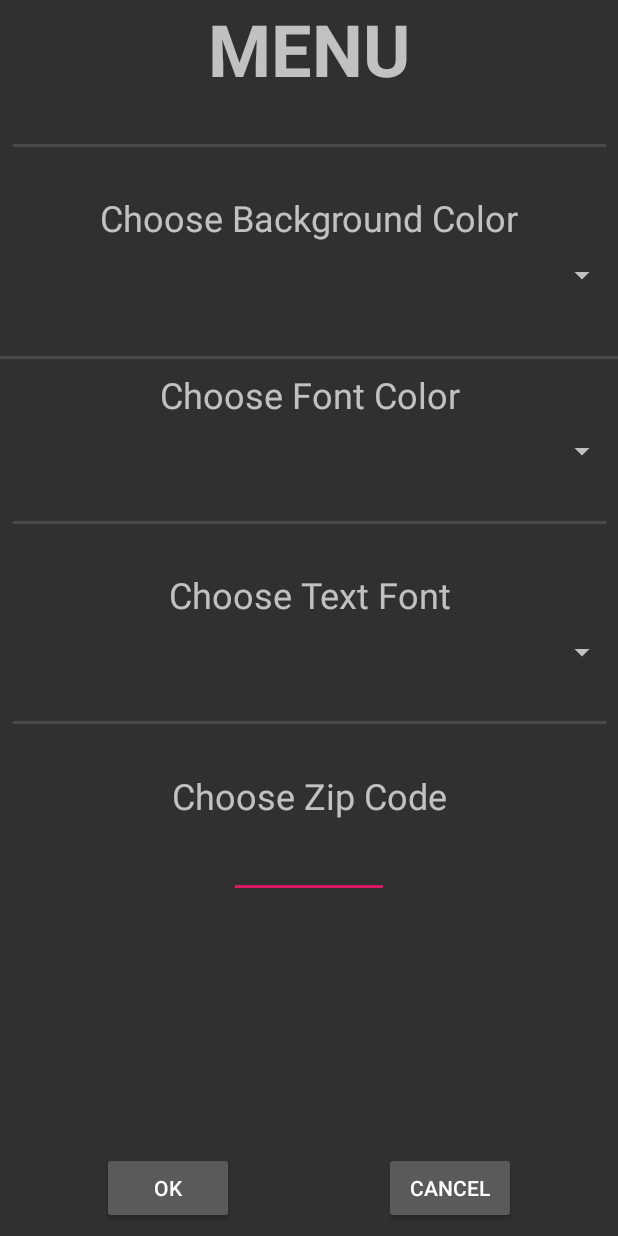
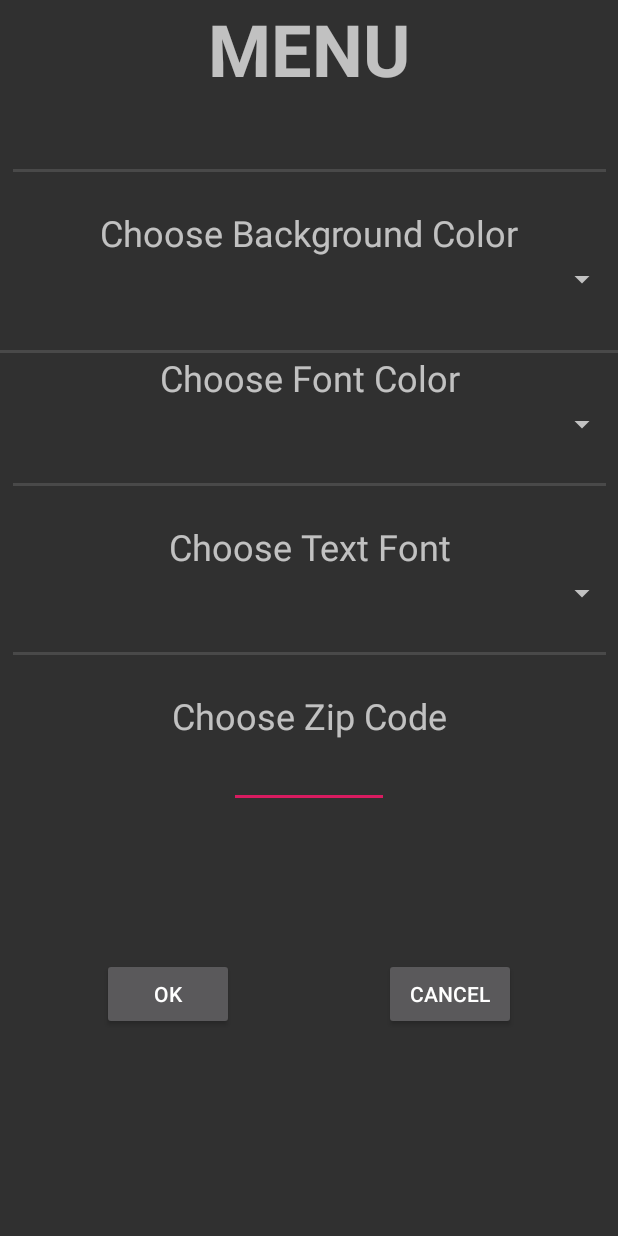
Before and after one commit to adkinsakeem/clock-calendar-and-weather, an Android app: the layout menuwindow.xml on its own in the app's theme, with its tools: preview values and no code run, on a phone screen of 412 x 824 dp. Run offline under Robolectric (Android 15) with nearby library versions, the phone set to English and light mode, and no system bars.

Commit message:
I fixed the margins on the menu. All dynamic options, with the exception of the Zip Code, work properly. Able to change background, font, and font color.

```diff
--- a/app/src/main/res/layout/menuwindow.xml
+++ b/app/src/main/res/layout/menuwindow.xml
@@ -4,22 +4,23 @@
     xmlns:tools="http://schemas.android.com/tools"
     android:layout_width="match_parent"
     android:layout_height="match_parent"
+    android:id="@+id/menuid"
     android:background="#00000000">
 
     <TextView
         android:id="@+id/menuTitle"
         android:layout_width="match_parent"
         android:layout_height="wrap_content"
-        android:layout_marginBottom="8dp"
+        android:layout_marginBottom="24dp"
         android:text="MENU"
         android:textAlignment="center"
         android:textSize="48sp"
         android:textStyle="bold"
-        app:layout_constraintBottom_toTopOf="@+id/fontColorText"
+        app:layout_constraintBottom_toTopOf="@+id/menuBGDivider"
         app:layout_constraintEnd_toEndOf="parent"
         app:layout_constraintStart_toStartOf="parent"
         app:layout_constraintTop_toTopOf="parent"
-        app:layout_constraintVertical_bias="0.0" />
+        app:layout_constraintVertical_chainStyle="packed" />
 
 
     <View
@@ -58,7 +59,7 @@
         android:layout_height="30dp"
         android:layout_marginBottom="8dp"
         android:textAlignment="center"
-        android:textSize="54px"
+        android:textSize="24sp"
         app:layout_constraintBottom_toTopOf="@+id/BGFontColorDivider"
         app:layout_constraintEnd_toEndOf="parent"
         app:layout_constraintStart_toStartOf="parent"
@@ -193,22 +194,22 @@
         android:layout_width="wrap_content"
         android:layout_height="wrap_content"
         android:layout_marginStart="16dp"
-        android:layout_marginBottom="8dp"
+        android:layout_marginTop="100dp"
         android:text="CANCEL"
-        app:layout_constraintBottom_toBottomOf="parent"
         app:layout_constraintEnd_toEndOf="parent"
-        app:layout_constraintStart_toEndOf="@+id/OKButton" />
+        app:layout_constraintStart_toEndOf="@+id/OKButton"
+        app:layout_constraintTop_toBottomOf="@+id/zipCodeTextBox" />
 
     <Button
         android:id="@+id/OKButton"
         android:layout_width="wrap_content"
         android:layout_height="wrap_content"
+        android:layout_marginTop="100dp"
         android:layout_marginEnd="16dp"
-        android:layout_marginBottom="8dp"
         android:text="OK"
-        app:layout_constraintBottom_toBottomOf="parent"
         app:layout_constraintEnd_toStartOf="@+id/CancelButton"
-        app:layout_constraintStart_toStartOf="parent" />
+        app:layout_constraintStart_toStartOf="parent"
+        app:layout_constraintTop_toBottomOf="@+id/zipCodeTextBox" />
 
 
 </android.support.constraint.ConstraintLayout>
```
Also changed, not shown: app/src/main/java/com/adkins/clock_calendar_and_weather/MainActivity.java (+25 -15 lines), app/src/main/java/com/adkins/clock_calendar_and_weather/optionsMenu.java (+66 -18 lines).
